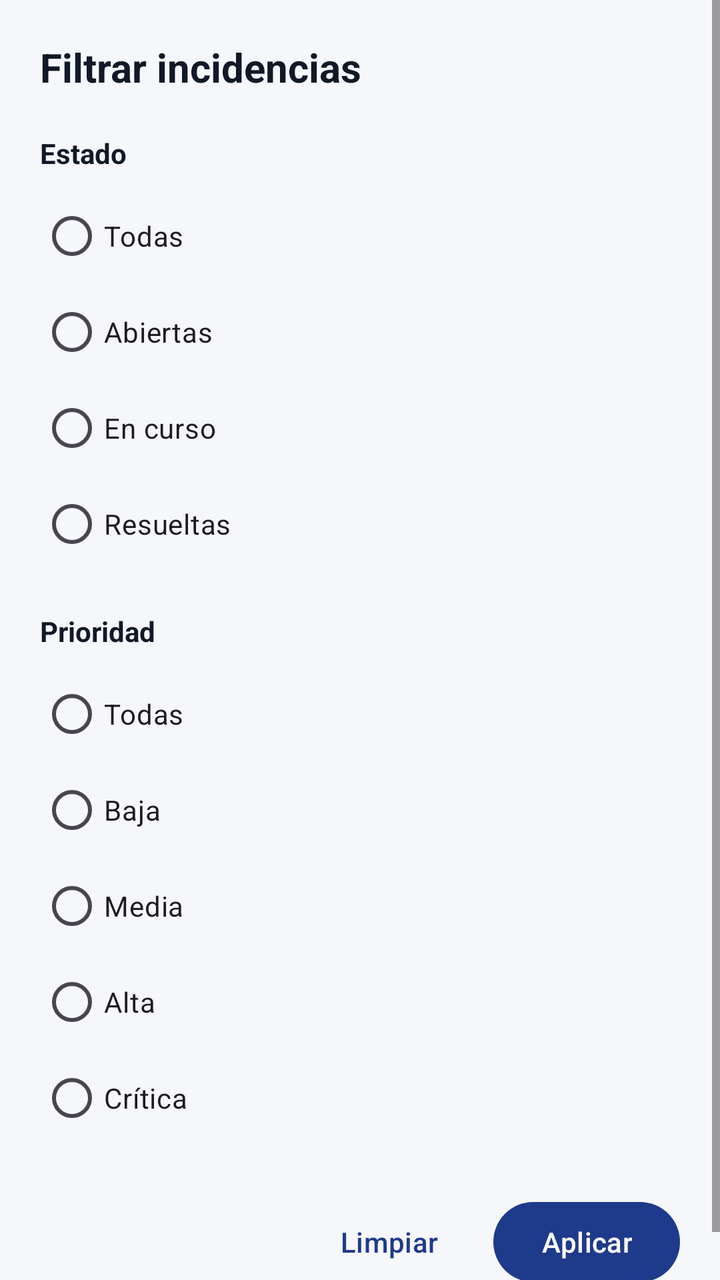
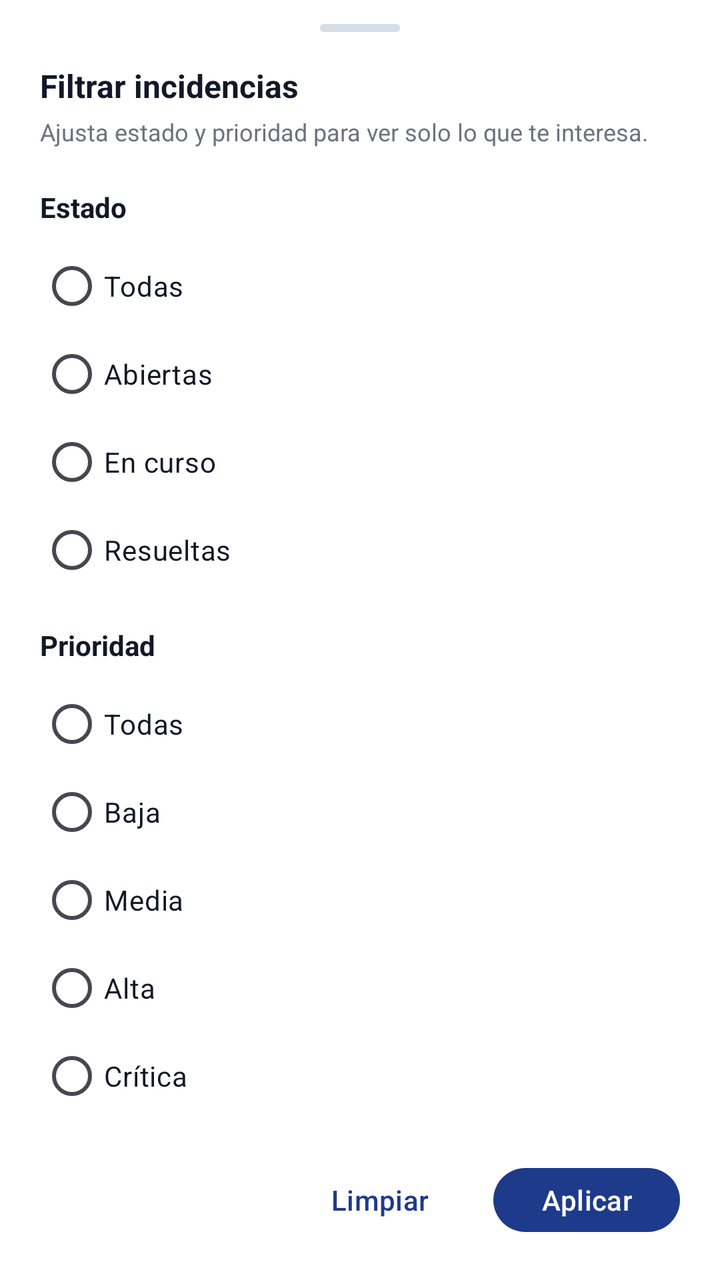

An Android layout rendered at two revisions. The XML below is the earlier revision; the diff shows what the commit changed to produce the second picture.
<!-- AndroidManifest.xml: application theme Theme.Tfgincidenciasfront -->
<!-- res/layout/bottom_sheet_active_filters.xml -->
<?xml version="1.0" encoding="utf-8"?>
<ScrollView xmlns:android="http://schemas.android.com/apk/res/android"
    xmlns:app="http://schemas.android.com/apk/res-auto"
    android:layout_width="match_parent"
    android:layout_height="wrap_content">

    <LinearLayout
        android:layout_width="match_parent"
        android:layout_height="wrap_content"
        android:orientation="vertical"
        android:padding="20dp">

        <TextView
            android:layout_width="wrap_content"
            android:layout_height="wrap_content"
            android:text="Filtrar incidencias"
            android:textColor="@color/onSurface"
            android:textSize="20sp"
            android:textStyle="bold" />

        <TextView
            android:id="@+id/tvStatusLabel"
            android:layout_width="wrap_content"
            android:layout_height="wrap_content"
            android:layout_marginTop="20dp"
            android:text="Estado"
            android:textColor="@color/onSurface"
            android:textStyle="bold" />

        <RadioGroup
            android:id="@+id/rgStatus"
            android:layout_width="match_parent"
            android:layout_height="wrap_content"
            android:layout_marginTop="8dp">

            <RadioButton
                android:id="@+id/rbStatusAll"
                android:layout_width="wrap_content"
                android:layout_height="wrap_content"
                android:text="Todas" />

            <RadioButton
                android:id="@+id/rbStatusOpen"
                android:layout_width="wrap_content"
                android:layout_height="wrap_content"
                android:text="Abiertas" />

            <RadioButton
                android:id="@+id/rbStatusInProgress"
                android:layout_width="wrap_content"
                android:layout_height="wrap_content"
                android:text="En curso" />

            <RadioButton
                android:id="@+id/rbStatusResolved"
                android:layout_width="wrap_content"
                android:layout_height="wrap_content"
                android:text="Resueltas" />
        </RadioGroup>

        <TextView
            android:layout_width="wrap_content"
            android:layout_height="wrap_content"
            android:layout_marginTop="20dp"
            android:text="Prioridad"
            android:textColor="@color/onSurface"
            android:textStyle="bold" />

        <RadioGroup
            android:id="@+id/rgPriority"
            android:layout_width="match_parent"
            android:layout_height="wrap_content"
            android:layout_marginTop="8dp">

            <RadioButton
                android:id="@+id/rbPriorityAll"
                android:layout_width="wrap_content"
                android:layout_height="wrap_content"
                android:text="Todas" />

            <RadioButton
                android:id="@+id/rbPriorityLow"
                android:layout_width="wrap_content"
                android:layout_height="wrap_content"
                android:text="Baja" />

            <RadioButton
                android:id="@+id/rbPriorityMedium"
                android:layout_width="wrap_content"
                android:layout_height="wrap_content"
                android:text="Media" />

            <RadioButton
                android:id="@+id/rbPriorityHigh"
                android:layout_width="wrap_content"
                android:layout_height="wrap_content"
                android:text="Alta" />

            <RadioButton
                android:id="@+id/rbPriorityCritical"
                android:layout_width="wrap_content"
                android:layout_height="wrap_content"
                android:text="Crítica" />
        </RadioGroup>

        <LinearLayout
            android:layout_width="match_parent"
            android:layout_height="wrap_content"
            android:layout_marginTop="24dp"
            android:gravity="end"
            android:orientation="horizontal">

            <com.google.android.material.button.MaterialButton
                android:id="@+id/btnClearFilters"
                style="@style/Widget.Material3.Button.TextButton"
                android:layout_width="wrap_content"
                android:layout_height="wrap_content"
                android:text="Limpiar" />

            <com.google.android.material.button.MaterialButton
                android:id="@+id/btnApplyFilters"
                android:layout_width="wrap_content"
                android:layout_height="wrap_content"
                android:layout_marginStart="8dp"
                android:text="Aplicar" />
        </LinearLayout>

    </LinearLayout>
</ScrollView>
<!-- resources referenced by this layout -->
<resources>
  <color name="onSurface">#111827</color>
  <style name="Theme.Tfgincidenciasfront" parent="Base.Theme.Tfgincidenciasfront" />
  <style name="Base.Theme.Tfgincidenciasfront" parent="Theme.Material3.DayNight.NoActionBar">
  
          
          <item name="colorPrimary">@color/primary</item>
          <item name="colorOnPrimary">@color/onPrimary</item>
  
          
          <item name="android:colorBackground">@color/background</item>
  
          
          <item name="colorSurface">@color/surface</item>
          <item name="colorOnSurface">@color/onSurface</item>
  
      </style>
  <color name="primary">#1E3A8A</color>
  <color name="onPrimary">#FFFFFF</color>
  <color name="background">#F5F7FA</color>
  <color name="surface">#FFFFFF</color>
</resources>

<!-- the commit's change to res/layout/bottom_sheet_active_filters.xml (unified diff, before → after) -->
@@ -1,129 +1,186 @@
 <?xml version="1.0" encoding="utf-8"?>
-<ScrollView xmlns:android="http://schemas.android.com/apk/res/android"
+<LinearLayout xmlns:android="http://schemas.android.com/apk/res/android"
     xmlns:app="http://schemas.android.com/apk/res-auto"
     android:layout_width="match_parent"
-    android:layout_height="wrap_content">
+    android:layout_height="wrap_content"
+    android:background="@color/surface"
+    android:orientation="vertical"
+    android:paddingStart="@dimen/padding_screen_horizontal"
+    android:paddingTop="@dimen/spacing_md"
+    android:paddingEnd="@dimen/padding_screen_horizontal"
+    android:paddingBottom="@dimen/spacing_xl">
 
+    
+    <View
+        android:layout_width="40dp"
+        android:layout_height="4dp"
+        android:layout_gravity="center_horizontal"
+        android:layout_marginBottom="@dimen/spacing_lg"
+        android:background="@drawable/bg_bottom_sheet_handle" />
+
+    
+    <TextView
+        android:layout_width="match_parent"
+        android:layout_height="wrap_content"
+        android:text="Filtrar incidencias"
+        android:textColor="@color/onSurface"
+        android:textSize="@dimen/text_sheet_title"
+        android:textStyle="bold" />
+
+    <TextView
+        android:layout_width="match_parent"
+        android:layout_height="wrap_content"
+        android:layout_marginTop="@dimen/spacing_xs"
+        android:text="Ajusta estado y prioridad para ver solo lo que te interesa."
+        android:textColor="@color/secondaryText"
+        android:textSize="@dimen/text_small" />
+
+    
+    <TextView
+        android:id="@+id/tvStatusLabel"
+        style="@style/TextSheetSection"
+        android:layout_width="wrap_content"
+        android:layout_height="wrap_content"
+        android:layout_marginTop="@dimen/spacing_xl"
+        android:text="Estado" />
+
+    <RadioGroup
+        android:id="@+id/rgStatus"
+        android:layout_width="match_parent"
+        android:layout_height="wrap_content"
+        android:layout_marginTop="@dimen/spacing_sm">
+
+        <RadioButton
+            android:id="@+id/rbStatusAll"
+            android:layout_width="match_parent"
+            android:layout_height="wrap_content"
+            android:buttonTint="@color/primary"
+            android:minHeight="44dp"
+            android:text="Todas"
+            android:textColor="@color/onSurface"
+            android:textSize="@dimen/text_body" />
+
+        <RadioButton
+            android:id="@+id/rbStatusOpen"
+            android:layout_width="match_parent"
+            android:layout_height="wrap_content"
+            android:buttonTint="@color/primary"
+            android:minHeight="44dp"
+            android:text="Abiertas"
+            android:textColor="@color/onSurface"
+            android:textSize="@dimen/text_body" />
+
+        <RadioButton
+            android:id="@+id/rbStatusInProgress"
+            android:layout_width="match_parent"
+            android:layout_height="wrap_content"
+            android:buttonTint="@color/primary"
+            android:minHeight="44dp"
+            android:text="En curso"
+            android:textColor="@color/onSurface"
+            android:textSize="@dimen/text_body" />
+
+        <RadioButton
+            android:id="@+id/rbStatusResolved"
+            android:layout_width="match_parent"
+            android:layout_height="wrap_content"
+            android:buttonTint="@color/primary"
+            android:minHeight="44dp"
+            android:text="Resueltas"
+            android:textColor="@color/onSurface"
+            android:textSize="@dimen/text_body" />
+    </RadioGroup>
+
+    
+    <TextView
+        android:layout_width="wrap_content"
+        android:layout_height="wrap_content"
+        android:layout_marginTop="@dimen/spacing_lg"
+        android:text="Prioridad"
+        android:textColor="@color/onSurface"
+        android:textSize="@dimen/text_body"
+        android:textStyle="bold" />
+
+    <RadioGroup
+        android:id="@+id/rgPriority"
+        android:layout_width="match_parent"
+        android:layout_height="wrap_content"
+        android:layout_marginTop="@dimen/spacing_sm">
+
+        <RadioButton
+            android:id="@+id/rbPriorityAll"
+            android:layout_width="match_parent"
+            android:layout_height="wrap_content"
+            android:buttonTint="@color/primary"
+            android:minHeight="44dp"
+            android:text="Todas"
+            android:textColor="@color/onSurface"
+            android:textSize="@dimen/text_body" />
+
+        <RadioButton
+            android:id="@+id/rbPriorityLow"
+            android:layout_width="match_parent"
+            android:layout_height="wrap_content"
+            android:buttonTint="@color/primary"
+            android:minHeight="44dp"
+            android:text="Baja"
+            android:textColor="@color/onSurface"
+            android:textSize="@dimen/text_body" />
+
+        <RadioButton
+            android:id="@+id/rbPriorityMedium"
+            android:layout_width="match_parent"
+            android:layout_height="wrap_content"
+            android:buttonTint="@color/primary"
+            android:minHeight="44dp"
+            android:text="Media"
+            android:textColor="@color/onSurface"
+            android:textSize="@dimen/text_body" />
+
+        <RadioButton
+            android:id="@+id/rbPriorityHigh"
+            android:layout_width="match_parent"
+            android:layout_height="wrap_content"
+            android:buttonTint="@color/primary"
+            android:minHeight="44dp"
+            android:text="Alta"
+            android:textColor="@color/onSurface"
+            android:textSize="@dimen/text_body" />
+
+        <RadioButton
+            android:id="@+id/rbPriorityCritical"
+            android:layout_width="match_parent"
+            android:layout_height="wrap_content"
+            android:buttonTint="@color/primary"
+            android:minHeight="44dp"
+            android:text="Crítica"
+            android:textColor="@color/onSurface"
+            android:textSize="@dimen/text_body" />
+    </RadioGroup>
+
+    
     <LinearLayout
         android:layout_width="match_parent"
         android:layout_height="wrap_content"
-        android:orientation="vertical"
-        android:padding="20dp">
+        android:layout_marginTop="@dimen/spacing_xl"
+        android:gravity="center_vertical|end"
+        android:orientation="horizontal">
 
-        <TextView
+        <com.google.android.material.button.MaterialButton
+            android:id="@+id/btnClearFilters"
+            style="@style/ButtonGhost"
             android:layout_width="wrap_content"
             android:layout_height="wrap_content"
-            android:text="Filtrar incidencias"
-            android:textColor="@color/onSurface"
-            android:textSize="20sp"
-            android:textStyle="bold" />
+            android:text="Limpiar" />
 
-        <TextView
-            android:id="@+id/tvStatusLabel"
+        <com.google.android.material.button.MaterialButton
+            android:id="@+id/btnApplyFilters"
+            style="@style/ButtonPrimary"
             android:layout_width="wrap_content"
             android:layout_height="wrap_content"
-            android:layout_marginTop="20dp"
-            android:text="Estado"
-            android:textColor="@color/onSurface"
-            android:textStyle="bold" />
-
-        <RadioGroup
-            android:id="@+id/rgStatus"
-            android:layout_width="match_parent"
-            android:layout_height="wrap_content"
-            android:layout_marginTop="8dp">
-
-            <RadioButton
-                android:id="@+id/rbStatusAll"
-                android:layout_width="wrap_content"
-                android:layout_height="wrap_content"
-                android:text="Todas" />
-
-            <RadioButton
-                android:id="@+id/rbStatusOpen"
-                android:layout_width="wrap_content"
-                android:layout_height="wrap_content"
-                android:text="Abiertas" />
-
-            <RadioButton
-                android:id="@+id/rbStatusInProgress"
-                android:layout_width="wrap_content"
-                android:layout_height="wrap_content"
-                android:text="En curso" />
-
-            <RadioButton
-                android:id="@+id/rbStatusResolved"
-                android:layout_width="wrap_content"
-                android:layout_height="wrap_content"
-                android:text="Resueltas" />
-        </RadioGroup>
-
-        <TextView
-            android:layout_width="wrap_content"
-            android:layout_height="wrap_content"
-            android:layout_marginTop="20dp"
-            android:text="Prioridad"
-            android:textColor="@color/onSurface"
-            android:textStyle="bold" />
-
-        <RadioGroup
-            android:id="@+id/rgPriority"
-            android:layout_width="match_parent"
-            android:layout_height="wrap_content"
-            android:layout_marginTop="8dp">
-
-            <RadioButton
-                android:id="@+id/rbPriorityAll"
-                android:layout_width="wrap_content"
-                android:layout_height="wrap_content"
-                android:text="Todas" />
-
-            <RadioButton
-                android:id="@+id/rbPriorityLow"
-                android:layout_width="wrap_content"
-                android:layout_height="wrap_content"
-                android:text="Baja" />
-
-            <RadioButton
-                android:id="@+id/rbPriorityMedium"
-                android:layout_width="wrap_content"
-                android:layout_height="wrap_content"
-                android:text="Media" />
-
-            <RadioButton
-                android:id="@+id/rbPriorityHigh"
-                android:layout_width="wrap_content"
-                android:layout_height="wrap_content"
-                android:text="Alta" />
-
-            <RadioButton
-                android:id="@+id/rbPriorityCritical"
-                android:layout_width="wrap_content"
-                android:layout_height="wrap_content"
-                android:text="Crítica" />
-        </RadioGroup>
-
-        <LinearLayout
-            android:layout_width="match_parent"
-            android:layout_height="wrap_content"
-            android:layout_marginTop="24dp"
-            android:gravity="end"
-            android:orientation="horizontal">
-
-            <com.google.android.material.button.MaterialButton
-                android:id="@+id/btnClearFilters"
-                style="@style/Widget.Material3.Button.TextButton"
-                android:layout_width="wrap_content"
-                android:layout_height="wrap_content"
-                android:text="Limpiar" />
-
-            <com.google.android.material.button.MaterialButton
-                android:id="@+id/btnApplyFilters"
-                android:layout_width="wrap_content"
-                android:layout_height="wrap_content"
-                android:layout_marginStart="8dp"
-                android:text="Aplicar" />
-        </LinearLayout>
+            android:layout_marginStart="@dimen/spacing_sm"
+            android:text="Aplicar" />
 
     </LinearLayout>
-</ScrollView>
+
+</LinearLayout>
<!-- resource entries referenced after the edit -->
@@ -2,6 +2,8 @@
 <resources>
   <color name="onSurface">#111827</color>
   <style name="Theme.Tfgincidenciasfront" parent="Base.Theme.Tfgincidenciasfront" />
+  <color name="divider">#D6DEE8</color>
+  <dimen name="button_height">48dp</dimen>
   <style name="Base.Theme.Tfgincidenciasfront" parent="Theme.Material3.DayNight.NoActionBar">
   
           
@@ -17,8 +19,46 @@
   
       </style>
   <color name="primary">#1E3A8A</color>
+  <color name="secondaryText">#6B7280</color>
   <color name="onPrimary">#FFFFFF</color>
-  <color name="background">#F5F7FA</color>
+  <dimen name="button_radius">24dp</dimen>
+  <color name="background">#E9EEF5</color>
   <color name="surface">#FFFFFF</color>
+  <dimen name="padding_screen_horizontal">20dp</dimen>
+  <dimen name="spacing_lg">16dp</dimen>
+  <dimen name="spacing_md">12dp</dimen>
+  <dimen name="spacing_sm">8dp</dimen>
+  <dimen name="spacing_xl">20dp</dimen>
+  <dimen name="spacing_xs">4dp</dimen>
+  <dimen name="text_body">14sp</dimen>
+  <dimen name="text_sheet_title">16sp</dimen>
+  <dimen name="text_small">12sp</dimen>
+  <!-- drawable bg_bottom_sheet_handle (drawable) -->
+  <?xml version="1.0" encoding="utf-8"?>
+  <shape xmlns:android="http://schemas.android.com/apk/res/android"
+      android:shape="rectangle">
+      <size android:height="4dp" />
+      <corners android:radius="999dp" />
+      <solid android:color="@color/divider" />
+  </shape>
+  <style name="ButtonGhost">
+          <item name="android:layout_height">@dimen/button_height</item>
+          <item name="android:textAllCaps">false</item>
+          <item name="android:textColor">@color/primary</item>
+          <item name="backgroundTint">@android:color/transparent</item>
+          <item name="rippleColor">@color/divider</item>
+      </style>
+  <style name="ButtonPrimary">
+          <item name="android:layout_height">@dimen/button_height</item>
+          <item name="android:textAllCaps">false</item>
+          <item name="android:textColor">@color/onPrimary</item>
+          <item name="backgroundTint">@color/primary</item>
+          <item name="cornerRadius">@dimen/button_radius</item>
+      </style>
+  <style name="TextSheetSection">
+          <item name="android:textSize">@dimen/text_body</item>
+          <item name="android:textStyle">bold</item>
+          <item name="android:textColor">@color/onSurface</item>
+      </style>
 </resources>
 
